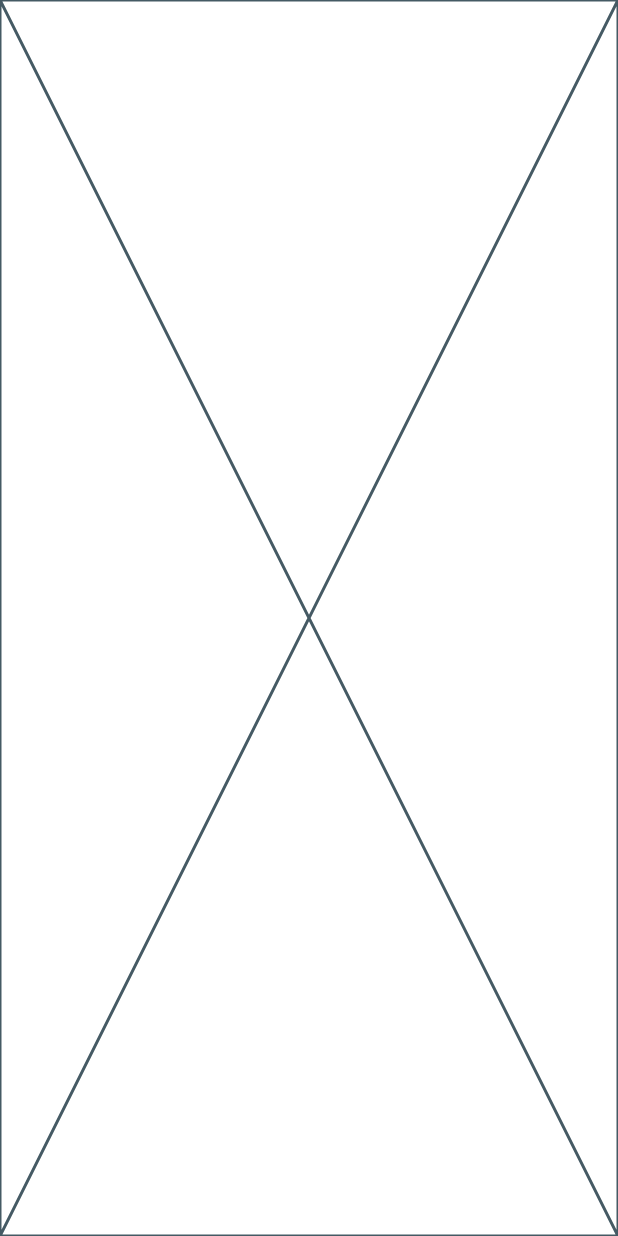
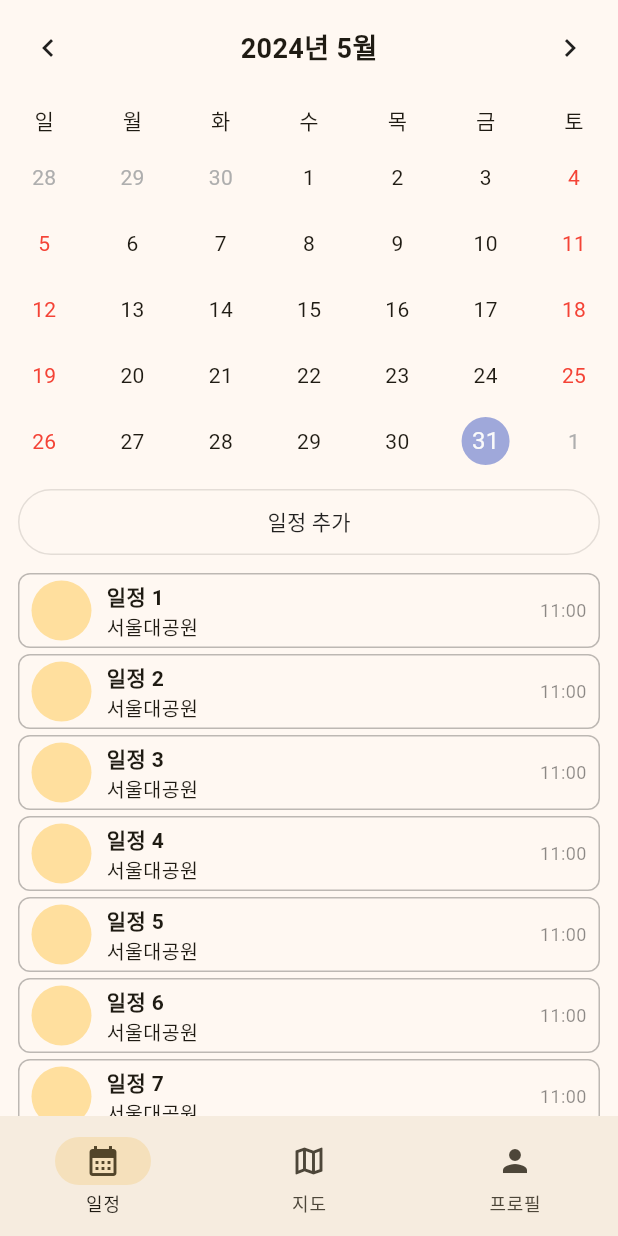
Before and after one commit to heesoo-park/ShareCalendar, a Flutter app: the screen it shows after launch, on a phone screen of 412 x 824 dp. Run offline on Flutter 3.47's test engine with Material 3 defaults, Android fonts, the phone set to English and light mode, and no system bars; drawn by our look-alikes of table_calendar.

Commit message:
Feature: 달력 페이지 레이아웃 구성
<요약>
- NavigationBar 사용
- table calendar 사용
- 날짜 클릭 효과 추가
- 일정 부분은 임시로 ListView.builder 사용

```diff
--- /dev/null
+++ b/lib/constants/days.dart
@@ -0,0 +1,3 @@
+final standardToday = DateTime.now();
+final standardFirstDay = DateTime(standardToday.year - 10, 1, 1);
+final standardLastDay = DateTime(standardToday.year + 10, 1, 1);
--- a/lib/home_page.dart
+++ /dev/null
@@ -1,10 +0,0 @@
-import 'package:flutter/material.dart';
-
-class HomePage extends StatelessWidget {
-  const HomePage({super.key});
-
-  @override
-  Widget build(BuildContext context) {
-    return const Placeholder();
-  }
-}
--- a/lib/main.dart
+++ b/lib/main.dart
@@ -1,7 +1,10 @@
 import 'package:flutter/material.dart';
-import 'package:main/home_page.dart';
+import 'package:intl/date_symbol_data_local.dart';
+import 'package:main/navigation.dart';
 
-void main() {
+void main() async {
+  await initializeDateFormatting();
+
   runApp(const MyApp());
 }
 
@@ -11,12 +14,12 @@ class MyApp extends StatelessWidget {
   @override
   Widget build(BuildContext context) {
     return MaterialApp(
-      title: 'Flutter Demo',
+      title: 'Sharad Calendar',
       theme: ThemeData(
-        colorScheme: ColorScheme.fromSeed(seedColor: Colors.deepPurple),
+        colorScheme: ColorScheme.fromSeed(seedColor: Colors.amber),
         useMaterial3: true,
       ),
-      home: const HomePage(),
+      home: const Navigation(),
     );
   }
 }
--- /dev/null
+++ b/lib/navigation.dart
@@ -0,0 +1,73 @@
+import 'package:flutter/material.dart';
+import 'package:main/pages/home_page.dart';
+import 'package:main/pages/second_page.dart';
+import 'package:main/pages/third_page.dart';
+
+class Navigation extends StatefulWidget {
+  const Navigation({super.key});
+
+  @override
+  State<Navigation> createState() => _NavigationState();
+}
+
+class _NavigationState extends State<Navigation> {
+  int _selectedIdx = 0;
+
+  @override
+  Widget build(BuildContext context) {
+    return Scaffold(
+      bottomNavigationBar: NavigationBar(
+        selectedIndex: _selectedIdx,
+        onDestinationSelected: (value) {
+          setState(() {
+            _selectedIdx = value;
+          });
+        },
+        destinations: [
+          NavigationDestination(
+            icon: Icon(Icons.calendar_month),
+            label: '일정',
+            selectedIcon: Icon(
+              Icons.calendar_month,
+              color: Theme
+                  .of(context)
+                  .colorScheme
+                  .onSecondaryContainer,
+            ),
+          ),
+          NavigationDestination(
+            icon: Icon(Icons.map_outlined),
+            label: '지도',
+            selectedIcon: Icon(
+              Icons.map_outlined,
+              color: Theme
+                  .of(context)
+                  .colorScheme
+                  .onSecondaryContainer,
+            ),
+          ),
+          NavigationDestination(
+            icon: Icon(Icons.person),
+            label: '프로필',
+            selectedIcon: Icon(
+              Icons.person,
+              color: Theme
+                  .of(context)
+                  .colorScheme
+                  .onSecondaryContainer,
+            ),
+          ),
+        ],
+        animationDuration: Duration(milliseconds: 500),
+      ),
+      body: IndexedStack(
+        index: _selectedIdx,
+        children: [
+          HomePage(),
+          SecondPage(),
+          ThirdPage(),
+        ],
+      ),
+    );
+  }
+}
--- /dev/null
+++ b/lib/pages/home_page.dart
@@ -0,0 +1,153 @@
+import 'package:flutter/material.dart';
+import 'package:intl/intl.dart';
+import 'package:main/constants/days.dart';
+import 'package:table_calendar/table_calendar.dart';
+
+class HomePage extends StatefulWidget {
+  const HomePage({super.key});
+
+  @override
+  State<HomePage> createState() => _HomePageState();
+}
+
+class _HomePageState extends State<HomePage> {
+  CalendarFormat _calendarFormat = CalendarFormat.month;
+  DateTime _focusedDay = DateTime.now();
+  DateTime? _selectedDay;
+
+  @override
+  Widget build(BuildContext context) {
+    List<String> days = ['_', '월', '화', '수', '목', '금', '토', '일'];
+
+    return Scaffold(
+      body: Column(
+        children: [
+          TableCalendar(
+            firstDay: standardFirstDay,
+            lastDay: standardLastDay,
+            focusedDay: _focusedDay,
+            rowHeight: 44,
+            daysOfWeekHeight: 32,
+            calendarFormat: _calendarFormat,
+            // locale: 'ko_KR', ← 이걸 적용하면 날짜 뒤에 '일'이 붙음
+            headerStyle: HeaderStyle(
+              titleCentered: true,
+              formatButtonVisible: false,
+            ),
+            calendarStyle: CalendarStyle(
+              weekendTextStyle: TextStyle(
+                color: Colors.red,
+              ),
+              selectedDecoration: BoxDecoration(
+                shape: BoxShape.circle,
+                color: Colors.amber,
+              ),
+            ),
+            selectedDayPredicate: (day) {
+              return isSameDay(_selectedDay, day);
+            },
+            onDaySelected: (selectedDay, focusedDay) {
+              if (!isSameDay(_selectedDay, selectedDay)) {
+                setState(() {
+                  _selectedDay = selectedDay;
+                  _focusedDay = focusedDay;
+                });
+              }
+            },
+            calendarBuilders: CalendarBuilders(
+              dowBuilder: (context, day) {
+                return Center(child: Text(days[day.weekday]));
+              },
+              headerTitleBuilder: (context, day) {
+                return Center(
+                  child: Text(
+                    '${day.year}년 ${day.month}월',
+                    style: TextStyle(
+                      fontSize: 18,
+                      fontWeight: FontWeight.bold,
+                    ),
+                  ),
+                );
+              },
+              selectedBuilder: (context, selectedDay, focusedDay) {
+
+              }
+            ),
+          ),
+          addSchedule(),
+          Expanded(
+            child: ListView.builder(
+                itemCount: 10,
+                itemBuilder: (context, index) {
+                  return Container(
+                    margin: EdgeInsets.symmetric(
+                      horizontal: 12,
+                      vertical: 2,
+                    ),
+                    decoration: BoxDecoration(
+                      border: Border.all(color: Colors.black26),
+                      borderRadius: BorderRadius.circular(8),
+                    ),
+                    child: Padding(
+                      padding: const EdgeInsets.symmetric(
+                        horizontal: 8,
+                        vertical: 4,
+                      ),
+                      child: Row(
+                        children: [
+                          CircleAvatar(),
+                          SizedBox(
+                            width: 10,
+                          ),
+                          Expanded(
+                              child: Column(
+                            crossAxisAlignment: CrossAxisAlignment.start,
+                            children: [
+                              Text(
+                                '일정 ${index + 1}',
+                                style: TextStyle(
+                                  fontWeight: FontWeight.bold,
+                                ),
+                              ),
+                              Text(
+                                '서울대공원',
+                                style: TextStyle(
+                                  fontSize: 13,
+                                ),
+                              ),
+                            ],
+                          )),
+                          Text(
+                            '11:00',
+                            style: TextStyle(
+                              color: Colors.black45,
+                              fontSize: 12,
+                            ),
+                          ),
+                        ],
+                      ),
+                    ),
+                  );
+                }),
+          ),
+        ],
+      ),
+    );
+  }
+
+  Padding addSchedule() {
+    return Padding(
+      padding: const EdgeInsets.symmetric(horizontal: 12, vertical: 8),
+      child: OutlinedButton(
+        onPressed: null,
+        style: OutlinedButton.styleFrom(
+          minimumSize: Size.fromHeight(44),
+        ),
+        child: Text(
+          "일정 추가",
+          style: TextStyle(color: Colors.black87),
+        ),
+      ),
+    );
+  }
+}
--- /dev/null
+++ b/lib/pages/second_page.dart
@@ -0,0 +1,14 @@
+import 'package:flutter/material.dart';
+
+class SecondPage extends StatelessWidget {
+  const SecondPage({super.key});
+
+  @override
+  Widget build(BuildContext context) {
+    return Scaffold(
+      body: Container(
+        color: Colors.redAccent,
+      ),
+    );
+  }
+}
--- /dev/null
+++ b/lib/pages/third_page.dart
@@ -0,0 +1,14 @@
+import 'package:flutter/material.dart';
+
+class ThirdPage extends StatelessWidget {
+  const ThirdPage({super.key});
+
+  @override
+  Widget build(BuildContext context) {
+    return Scaffold(
+      body: Container(
+        color: Colors.blueGrey,
+      ),
+    );
+  }
+}
--- a/pubspec.yaml
+++ b/pubspec.yaml
@@ -42,6 +42,8 @@ dependencies:
   hive_flutter: ^1.1.0
   # 설정값 저장을 위한 라이브러리
   shared_preferences: ^2.2.3
+  # 나라별 정보를 얻기 위한 라이브러리
+  intl: ^0.19.0
 
 dev_dependencies:
   flutter_test:
```
Also changed, not shown: pubspec.lock.
